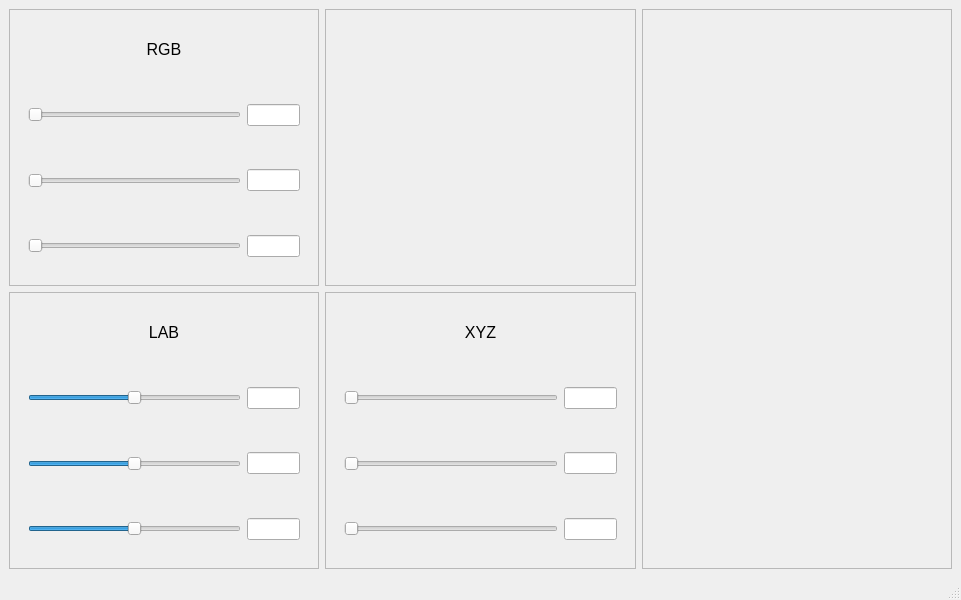
First picture: the form in Lab1/mainwindow.ui, repository KonstantinTomashevich/BSUComputerGraphicsLabs, before the edit.
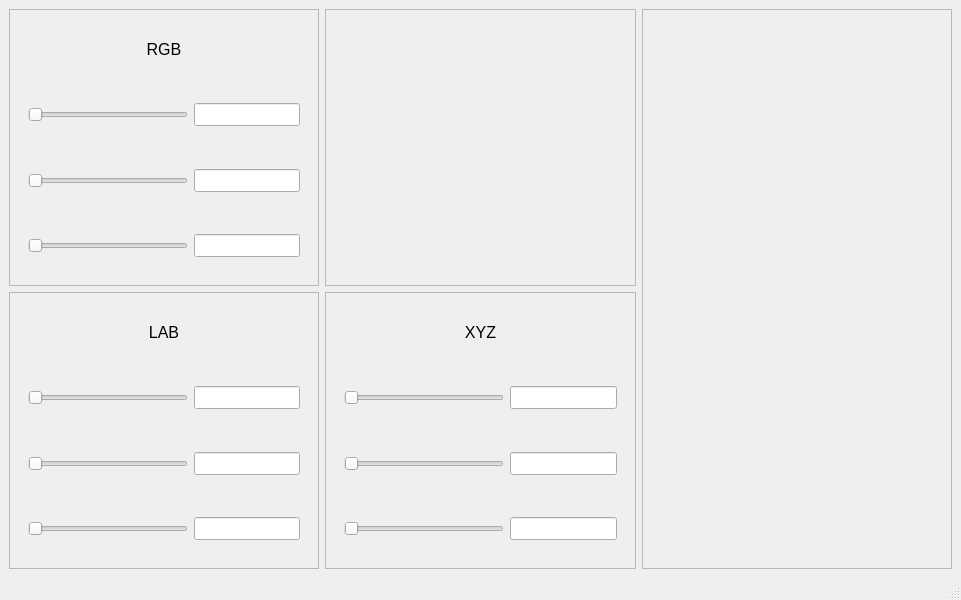
Second picture: the form after the edit.

Commit message: Interface implementation with sliders.

Patch:
```diff
--- a/Lab1/mainwindow.ui
+++ b/Lab1/mainwindow.ui
@@ -48,14 +48,14 @@
                                             </item>
                                             <item>
                                                 <widget class="QWidget" name="labLWidget" native="true">
-                                                    <layout class="QHBoxLayout" name="horizontalLayout_8" stretch="8,2">
+             <layout class="QHBoxLayout" name="horizontalLayout_8" stretch="6,4">
                                                         <item>
                                                             <widget class="QSlider" name="labLSlider">
                                                                 <property name="minimum">
-                                                                    <number>-128</number>
+                 <number>0</number>
                                                                 </property>
                                                                 <property name="maximum">
-                                                                    <number>127</number>
+                 <number>100</number>
                                                                 </property>
                                                                 <property name="orientation">
                                                                     <enum>Qt::Horizontal</enum>
@@ -63,21 +63,33 @@
                                                             </widget>
                                                         </item>
                                                         <item>
-                                                            <widget class="QLineEdit" name="labLEdit"/>
+               <widget class="QLineEdit" name="labLEdit">
+                <property name="font">
+                 <font>
+                  <pointsize>10</pointsize>
+                 </font>
+                </property>
+                <property name="readOnly">
+                 <bool>true</bool>
+                </property>
+               </widget>
                                                         </item>
                                                     </layout>
                                                 </widget>
                                             </item>
                                             <item>
                                                 <widget class="QWidget" name="labAWidget" native="true">
-                                                    <layout class="QHBoxLayout" name="horizontalLayout_9" stretch="8,2">
+             <layout class="QHBoxLayout" name="horizontalLayout_9" stretch="6,4">
                                                         <item>
                                                             <widget class="QSlider" name="labASlider">
                                                                 <property name="minimum">
                                                                     <number>-128</number>
                                                                 </property>
                                                                 <property name="maximum">
-                                                                    <number>127</number>
+                 <number>128</number>
+                </property>
+                <property name="value">
+                 <number>-128</number>
                                                                 </property>
                                                                 <property name="orientation">
                                                                     <enum>Qt::Horizontal</enum>
@@ -85,22 +97,33 @@
                                                             </widget>
                                                         </item>
                                                         <item>
-                                                            <widget class="QLineEdit" name="labAEdit"/>
+               <widget class="QLineEdit" name="labAEdit">
+                <property name="font">
+                 <font>
+                  <pointsize>10</pointsize>
+                 </font>
+                </property>
+                <property name="readOnly">
+                 <bool>true</bool>
+                </property>
+               </widget>
                                                         </item>
                                                     </layout>
                                                 </widget>
                                             </item>
                                             <item>
                                                 <widget class="QWidget" name="labBWidget" native="true">
-                                                    <layout class="QHBoxLayout" name="horizontalLayout_10"
-                                                            stretch="8,2">
+             <layout class="QHBoxLayout" name="horizontalLayout_10" stretch="6,4">
                                                         <item>
                                                             <widget class="QSlider" name="labBSlider">
                                                                 <property name="minimum">
                                                                     <number>-128</number>
                                                                 </property>
                                                                 <property name="maximum">
-                                                                    <number>127</number>
+                 <number>128</number>
+                </property>
+                <property name="value">
+                 <number>-128</number>
                                                                 </property>
                                                                 <property name="orientation">
                                                                     <enum>Qt::Horizontal</enum>
@@ -108,7 +131,16 @@
                                                             </widget>
                                                         </item>
                                                         <item>
-                                                            <widget class="QLineEdit" name="labBEdit"/>
+               <widget class="QLineEdit" name="labBEdit">
+                <property name="font">
+                 <font>
+                  <pointsize>10</pointsize>
+                 </font>
+                </property>
+                <property name="readOnly">
+                 <bool>true</bool>
+                </property>
+               </widget>
                                                         </item>
                                                     </layout>
                                                 </widget>
@@ -163,7 +195,7 @@
                                             </item>
                                             <item>
                                                 <widget class="QWidget" name="rgbRWidget" native="true">
-                                                    <layout class="QHBoxLayout" name="horizontalLayout" stretch="8,2">
+             <layout class="QHBoxLayout" name="horizontalLayout" stretch="6,4">
                                                         <item>
                                                             <widget class="QSlider" name="rgbRSlider">
                                                                 <property name="maximum">
@@ -175,14 +207,23 @@
                                                             </widget>
                                                         </item>
                                                         <item>
-                                                            <widget class="QLineEdit" name="rgbREdit"/>
+               <widget class="QLineEdit" name="rgbREdit">
+                <property name="font">
+                 <font>
+                  <pointsize>10</pointsize>
+                 </font>
+                </property>
+                <property name="readOnly">
+                 <bool>true</bool>
+                </property>
+               </widget>
                                                         </item>
                                                     </layout>
                                                 </widget>
                                             </item>
                                             <item>
                                                 <widget class="QWidget" name="rgbGWidget" native="true">
-                                                    <layout class="QHBoxLayout" name="horizontalLayout_3" stretch="8,2">
+             <layout class="QHBoxLayout" name="horizontalLayout_3" stretch="6,4">
                                                         <item>
                                                             <widget class="QSlider" name="rgbGSlider">
                                                                 <property name="maximum">
@@ -194,14 +235,23 @@
                                                             </widget>
                                                         </item>
                                                         <item>
-                                                            <widget class="QLineEdit" name="rgbGEdit"/>
+               <widget class="QLineEdit" name="rgbGEdit">
+                <property name="font">
+                 <font>
+                  <pointsize>10</pointsize>
+                 </font>
+                </property>
+                <property name="readOnly">
+                 <bool>true</bool>
+                </property>
+               </widget>
                                                         </item>
                                                     </layout>
                                                 </widget>
                                             </item>
                                             <item>
                                                 <widget class="QWidget" name="rgbBWidget" native="true">
-                                                    <layout class="QHBoxLayout" name="horizontalLayout_2" stretch="8,2">
+             <layout class="QHBoxLayout" name="horizontalLayout_2" stretch="6,4">
                                                         <item>
                                                             <widget class="QSlider" name="rgbBSlider">
                                                                 <property name="maximum">
@@ -213,7 +263,16 @@
                                                             </widget>
                                                         </item>
                                                         <item>
-                                                            <widget class="QLineEdit" name="rgbBEdit"/>
+               <widget class="QLineEdit" name="rgbBEdit">
+                <property name="font">
+                 <font>
+                  <pointsize>10</pointsize>
+                 </font>
+                </property>
+                <property name="readOnly">
+                 <bool>true</bool>
+                </property>
+               </widget>
                                                         </item>
                                                     </layout>
                                                 </widget>
@@ -251,11 +310,11 @@
                                             </item>
                                             <item>
                                                 <widget class="QWidget" name="xyzXWidget" native="true">
-                                                    <layout class="QHBoxLayout" name="horizontalLayout_4" stretch="8,2">
+             <layout class="QHBoxLayout" name="horizontalLayout_4" stretch="6,4">
                                                         <item>
                                                             <widget class="QSlider" name="xyzXSlider">
                                                                 <property name="maximum">
-                                                                    <number>100</number>
+                 <number>95</number>
                                                                 </property>
                                                                 <property name="orientation">
                                                                     <enum>Qt::Horizontal</enum>
@@ -263,14 +322,23 @@
                                                             </widget>
                                                         </item>
                                                         <item>
-                                                            <widget class="QLineEdit" name="xyzXEdit"/>
+               <widget class="QLineEdit" name="xyzXEdit">
+                <property name="font">
+                 <font>
+                  <pointsize>10</pointsize>
+                 </font>
+                </property>
+                <property name="readOnly">
+                 <bool>true</bool>
+                </property>
+               </widget>
                                                         </item>
                                                     </layout>
                                                 </widget>
                                             </item>
                                             <item>
                                                 <widget class="QWidget" name="xyzYWidget" native="true">
-                                                    <layout class="QHBoxLayout" name="horizontalLayout_5" stretch="8,2">
+             <layout class="QHBoxLayout" name="horizontalLayout_5" stretch="6,4">
                                                         <item>
                                                             <widget class="QSlider" name="xyzYSlider">
                                                                 <property name="maximum">
@@ -282,18 +350,27 @@
                                                             </widget>
                                                         </item>
                                                         <item>
-                                                            <widget class="QLineEdit" name="xyzYEdit"/>
+               <widget class="QLineEdit" name="xyzYEdit">
+                <property name="font">
+                 <font>
+                  <pointsize>10</pointsize>
+                 </font>
+                </property>
+                <property name="readOnly">
+                 <bool>true</bool>
+                </property>
+               </widget>
                                                         </item>
                                                     </layout>
                                                 </widget>
                                             </item>
                                             <item>
                                                 <widget class="QWidget" name="xyzZWidget" native="true">
-                                                    <layout class="QHBoxLayout" name="horizontalLayout_6" stretch="8,2">
+             <layout class="QHBoxLayout" name="horizontalLayout_6" stretch="6,4">
                                                         <item>
                                                             <widget class="QSlider" name="xyzZSlider">
                                                                 <property name="maximum">
-                                                                    <number>100</number>
+                 <number>109</number>
                                                                 </property>
                                                                 <property name="orientation">
                                                                     <enum>Qt::Horizontal</enum>
@@ -301,7 +378,16 @@
                                                             </widget>
                                                         </item>
                                                         <item>
-                                                            <widget class="QLineEdit" name="xyzZEdit"/>
+               <widget class="QLineEdit" name="xyzZEdit">
+                <property name="font">
+                 <font>
+                  <pointsize>10</pointsize>
+                 </font>
+                </property>
+                <property name="readOnly">
+                 <bool>true</bool>
+                </property>
+               </widget>
                                                         </item>
                                                     </layout>
                                                 </widget>
```
Left out of the diff: 8 changed lines with no effect on the pictures. Lines whose indentation alone changed are shown as unchanged. The commit also changes 4 other files.
